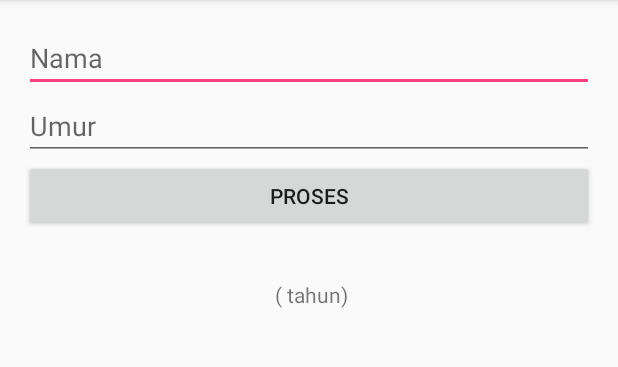
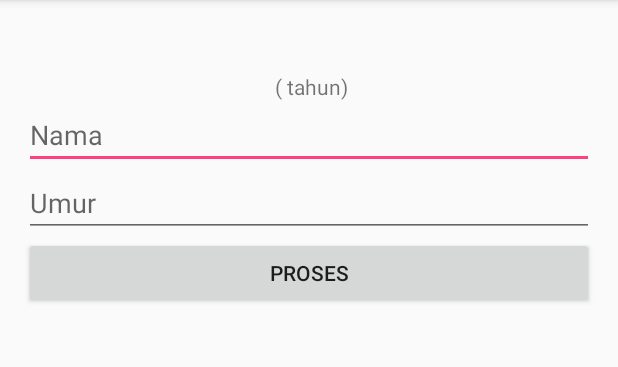
Before and after one commit to septinadf/Fragment1, an Android app: the screen it shows after launch (MainActivity), after a tap on "PROSES", on a phone screen of 412 x 824 dp, the part 84-451 px from its top. Run offline under Robolectric (Android 15) with nearby library versions, the phone set to English and light mode, and no system bars.

```diff
--- a/app/src/main/res/layout/activity_main.xml
+++ b/app/src/main/res/layout/activity_main.xml
@@ -12,18 +12,18 @@
     tools:context="id.sch.smktelkom_mlg.learn.fragment1.MainActivity">
 
     <fragment
+        android:id="@+id/fragmentOutput"
+        android:name="id.sch.smktelkom_mlg.learn.fragment1.OutputFragment"
+        android:layout_width="match_parent"
+        android:layout_height="wrap_content"
+        tools:layout="@layout/fragment_output" />
+
+    <fragment
         android:id="@+id/fragmentInput"
         android:name="id.sch.smktelkom_mlg.learn.fragment1.InputFragment"
         android:layout_width="match_parent"
         android:layout_height="wrap_content"
         tools:layout="@layout/fragment_input" />
 
-    <fragment
-        android:id="@+id/fragmentOnput"
-        android:name="id.sch.smktelkom_mlg.learn.fragment1.OutputFragment"
-        android:layout_width="match_parent"
-        android:layout_height="wrap_content"
-        tools:layout="@layout/fragment_output" />
-
 
 </LinearLayout>
```
